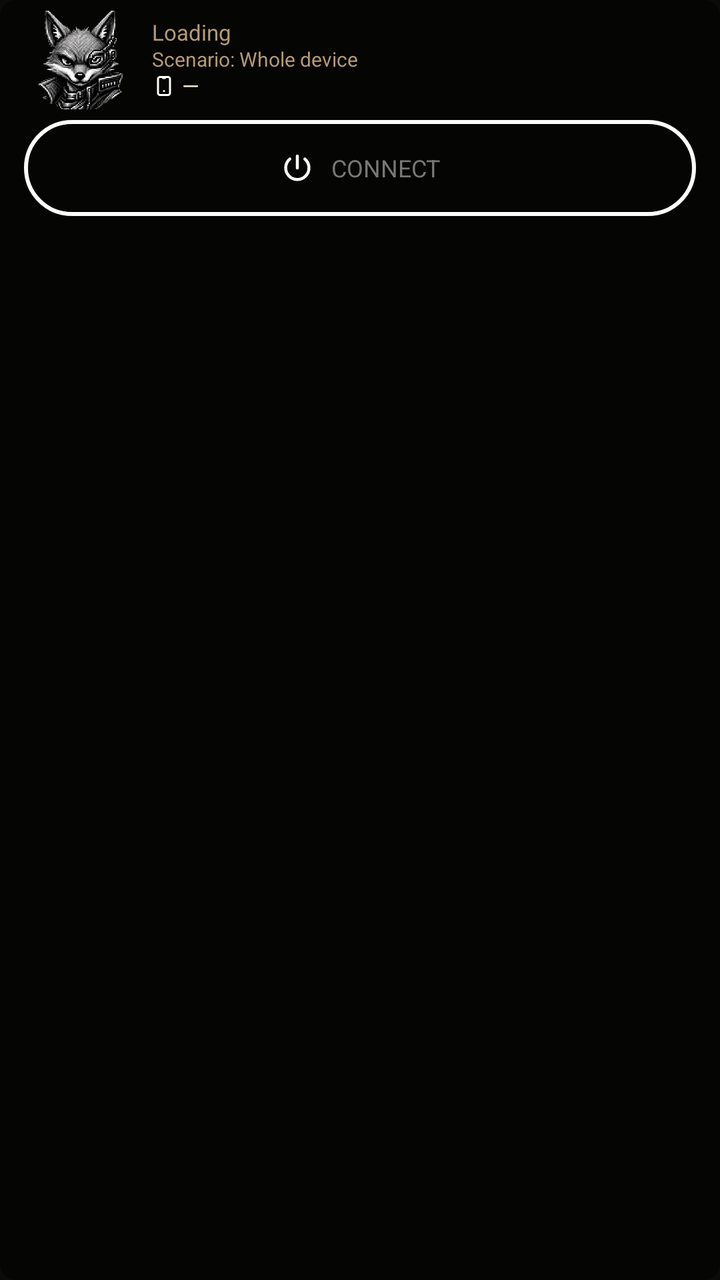
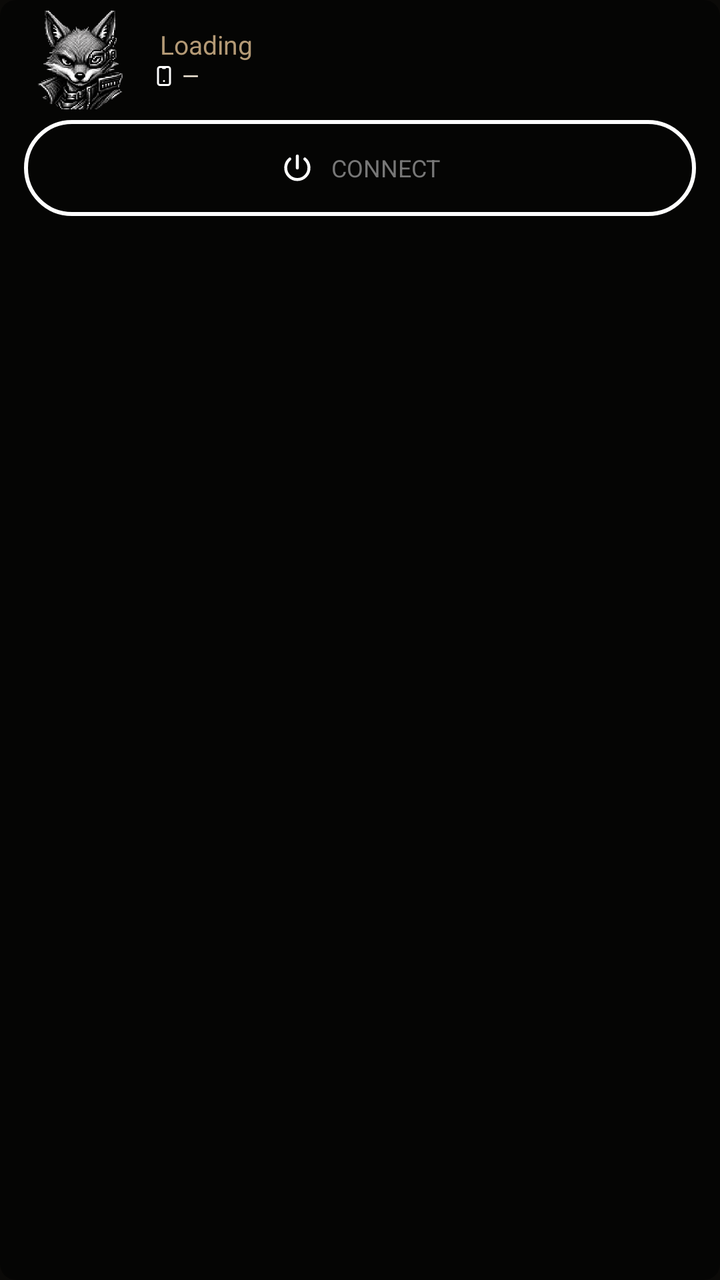

Screens rendered from an Android XML layout before and after an edit, with the pre-edit source and the edit as a unified diff.
<!-- AndroidManifest.xml: application theme Theme.Foxhole.Vpn -->
<!-- res/layout/widget_status_ar.xml -->
<FrameLayout xmlns:android="http://schemas.android.com/apk/res/android"
    android:id="@+id/widget_status_root"
    android:layout_width="match_parent"
    android:layout_height="match_parent">

    <ImageView
        android:id="@+id/widget_status_background"
        android:layout_width="match_parent"
        android:layout_height="match_parent"
        android:importantForAccessibility="no"
        android:scaleType="fitXY"
        android:src="@drawable/widget_status_background_dark" />

    <LinearLayout
        android:id="@+id/widget_status_content"
        android:layout_width="match_parent"
        android:layout_height="wrap_content"
        android:layout_gravity="center_horizontal"
        android:gravity="center_horizontal"
        android:orientation="vertical"
        android:paddingHorizontal="12dp"
        android:paddingVertical="2dp">

        <LinearLayout
            android:id="@+id/widget_status_header"
            android:layout_gravity="center_horizontal"
            android:layout_width="match_parent"
            android:layout_height="wrap_content"
            android:gravity="center_vertical"
            android:orientation="horizontal">
            <FrameLayout
                android:id="@+id/widget_status_logo_touch"
                android:layout_width="56dp"
                android:layout_height="56dp"
                android:contentDescription="@string/widget_open_app"
                android:focusable="true">
                <ImageView
                    android:id="@+id/widget_status_logo"
                    android:layout_width="56dp"
                    android:layout_height="56dp"
                    android:layout_gravity="center"
                    android:importantForAccessibility="no"
                    android:src="@drawable/ic_launcher_openwrt" />
            </FrameLayout>

            <LinearLayout
                android:layout_width="0dp"
                android:layout_weight="1"
                android:layout_height="wrap_content"
                android:layout_marginStart="8dp"
                android:gravity="start|center_vertical"
                android:orientation="vertical">
                <TextView
                    android:id="@+id/widget_status_label"
                    android:layout_width="match_parent"
                    android:layout_height="wrap_content"
                    android:ellipsize="end"
                    android:fontFamily="sans"
                    android:gravity="start|center_vertical"
                    android:maxLines="1"
                    android:includeFontPadding="false"
                    android:text="@string/widget_loading"
                    android:textColor="#B49A76"
                    android:textSize="11sp" />
                <TextView
                    android:id="@+id/widget_status_scenario"
                    android:layout_width="match_parent"
                    android:layout_height="wrap_content"
                    android:layout_marginTop="1dp"
                    android:fontFamily="sans"
                    android:includeFontPadding="false"
                    android:gravity="start|center_vertical"
                    android:text="@string/vpn_scenario_status_whole"
                    android:textColor="#B49A76"
                    android:textSize="10sp" />
                <LinearLayout
                    android:layout_width="match_parent"
                    android:layout_height="wrap_content"
                    android:layout_marginTop="1dp"
                    android:gravity="start|center_vertical"
                    android:orientation="horizontal">
                    <ImageView
                        android:id="@+id/widget_status_device"
                        android:layout_width="12dp"
                        android:layout_height="12dp"
                        android:layout_marginEnd="3dp"
                        android:importantForAccessibility="no"
                        android:src="@drawable/widget_status_device" />
                    <ImageView
                        android:id="@+id/widget_status_flag"
                        android:layout_width="wrap_content"
                        android:layout_height="wrap_content"
                        android:layout_marginEnd="4dp"
                        android:importantForAccessibility="no"
                        android:scaleType="fitCenter"
                        android:visibility="gone" />
                    <TextView
                        android:id="@+id/widget_status_detail"
                        android:layout_width="0dp"
                        android:layout_weight="1"
                        android:layout_height="wrap_content"
                        android:ellipsize="end"
                        android:fontFamily="sans"
                        android:gravity="start|center_vertical"
                        android:maxLines="1"
                        android:includeFontPadding="false"
                        android:text="@string/widget_detail_empty"
                        android:textColor="#F0E6D6"
                        android:textSize="@dimen/widget_detail_text_size" />
                </LinearLayout>
            </LinearLayout>
        </LinearLayout>

        <LinearLayout
            android:id="@+id/widget_status_action_row"
            android:layout_width="match_parent"
            android:layout_height="48dp"
            android:layout_marginTop="2dp"
            android:orientation="horizontal"
            android:gravity="center">
            <FrameLayout
                android:id="@+id/widget_status_power_touch"
                android:layout_width="match_parent"
                android:minWidth="48dp"
                android:layout_height="48dp"
                android:contentDescription="@string/widget_connect"
                android:enabled="false"
                android:focusable="true">
                <ImageView
                    android:id="@+id/widget_status_power_surface"
                    android:visibility="gone"
                    android:layout_width="match_parent"
                    android:layout_height="match_parent"
                    android:importantForAccessibility="no"
                    android:src="@drawable/widget_status_action_surface" />
                <ImageView
                    android:id="@+id/widget_status_power_ring"
                    android:layout_width="match_parent"
                    android:layout_height="match_parent"
                    android:importantForAccessibility="no"
                    android:src="@drawable/widget_status_action_outline" />
                <LinearLayout
                    android:layout_width="match_parent"
                    android:layout_height="match_parent"
                    android:gravity="center"
                    android:orientation="horizontal"
                    android:paddingHorizontal="12dp">
                    <ImageView
                        android:id="@+id/widget_status_power_icon"
                        android:layout_width="18dp"
                        android:layout_height="18dp"
                        android:importantForAccessibility="no"
                        android:src="@drawable/widget_status_power" />
                    <TextView
                        android:id="@+id/widget_status_power_label"
                        android:layout_width="wrap_content"
                        android:layout_height="wrap_content"
                        android:layout_marginStart="8dp"
                        android:ellipsize="end"
                        android:fontFamily="sans"
                        android:importantForAccessibility="no"
                        android:maxLines="1"
                        android:text="@string/widget_connect"
                        android:textColor="#777777"
                        android:textSize="12sp" />
                </LinearLayout>
            </FrameLayout>
        </LinearLayout>
    </LinearLayout>
</FrameLayout>
<!-- resources referenced by this layout -->
<resources>
  <dimen name="widget_detail_text_size">11sp</dimen>
  <!-- drawable ic_launcher_openwrt: png bitmap (drawable-nodpi, 232133 bytes) -->
  <!-- drawable widget_status_action_outline (drawable) -->
  <shape xmlns:android="http://schemas.android.com/apk/res/android" android:shape="rectangle">
      <solid android:color="@android:color/transparent" />
      <corners android:radius="24dp" />
      <stroke android:width="2dp" android:color="@android:color/white" />
  </shape>
  <!-- drawable widget_status_action_surface (drawable) -->
  <shape xmlns:android="http://schemas.android.com/apk/res/android" android:shape="rectangle">
      <solid android:color="@android:color/transparent" />
      <corners android:radius="24dp" />
  </shape>
  <!-- drawable widget_status_background_dark (drawable) -->
  <shape xmlns:android="http://schemas.android.com/apk/res/android" android:shape="rectangle">
      <corners android:radius="8dp" />
      <solid android:color="#80000000" />
  </shape>
  <!-- drawable widget_status_device (drawable) -->
  <?xml version="1.0" encoding="utf-8"?>
  <vector xmlns:android="http://schemas.android.com/apk/res/android"
      android:width="24dp"
      android:height="24dp"
      android:viewportWidth="24"
      android:viewportHeight="24">
      <path
          android:pathData="M6 5a2 2 0 0 1 2 -2h8a2 2 0 0 1 2 2v14a2 2 0 0 1 -2 2h-8a2 2 0 0 1 -2 -2v-14"
          android:strokeColor="#FFFFFFFF"
          android:strokeWidth="2"
          android:strokeLineCap="round"
          android:strokeLineJoin="round"
          android:fillColor="#00000000" />
      <path
          android:pathData="M11 4h2"
          android:strokeColor="#FFFFFFFF"
          android:strokeWidth="2"
          android:strokeLineCap="round"
          android:strokeLineJoin="round"
          android:fillColor="#00000000" />
      <path
          android:pathData="M12 17v.01"
          android:strokeColor="#FFFFFFFF"
          android:strokeWidth="2"
          android:strokeLineCap="round"
          android:strokeLineJoin="round"
          android:fillColor="#00000000" />
  </vector>
  <!-- drawable widget_status_power (drawable) -->
  <?xml version="1.0" encoding="utf-8"?>
  <vector xmlns:android="http://schemas.android.com/apk/res/android"
      android:width="24dp"
      android:height="24dp"
      android:viewportWidth="24"
      android:viewportHeight="24">
      <path
          android:pathData="M7 6a7.75 7.75 0 1 0 10 0"
          android:strokeColor="#FFFFFFFF"
          android:strokeWidth="2"
          android:strokeLineCap="round"
          android:strokeLineJoin="round"
          android:fillColor="#00000000" />
      <path
          android:pathData="M12 4l0 8"
          android:strokeColor="#FFFFFFFF"
          android:strokeWidth="2"
          android:strokeLineCap="round"
          android:strokeLineJoin="round"
          android:fillColor="#00000000" />
  </vector>
  <string name="vpn_scenario_status_whole">Scenario: Whole device</string>
  <string name="widget_connect">CONNECT</string>
  <string name="widget_detail_empty">—</string>
  <string name="widget_loading">Loading</string>
  <string name="widget_open_app">Open FoxHole VPN</string>
  <style name="Theme.Foxhole.Vpn" parent="Theme.AppCompat.DayNight.NoActionBar">
          <item name="android:windowLightStatusBar">false</item>
          <item name="android:statusBarColor">@android:color/transparent</item>
          <item name="android:navigationBarColor">@android:color/transparent</item>
          <item name="android:windowActionModeOverlay">true</item>
          <item name="android:windowBackground">#0B0A08</item>
          <item name="android:windowSplashScreenAnimatedIcon" tools:targetApi="s">@drawable/ic_splash_logo</item>
      </style>
  <!-- drawable ic_splash_logo (drawable) -->
  <?xml version="1.0" encoding="utf-8"?>
  <inset xmlns:android="http://schemas.android.com/apk/res/android"
      android:inset="78dp">
      <bitmap android:src="@drawable/ic_launcher_openwrt" android:gravity="fill" android:filter="true" />
  </inset>
</resources>

<!-- the commit's change to res/layout/widget_status_ar.xml (unified diff, before → after) -->
@@ -50,29 +50,31 @@
                 android:layout_marginStart="8dp"
                 android:gravity="start|center_vertical"
                 android:orientation="vertical">
-                <TextView
-                    android:id="@+id/widget_status_label"
+                <LinearLayout
                     android:layout_width="match_parent"
                     android:layout_height="wrap_content"
-                    android:ellipsize="end"
-                    android:fontFamily="sans"
                     android:gravity="start|center_vertical"
-                    android:maxLines="1"
-                    android:includeFontPadding="false"
-                    android:text="@string/widget_loading"
-                    android:textColor="#B49A76"
-                    android:textSize="11sp" />
-                <TextView
-                    android:id="@+id/widget_status_scenario"
-                    android:layout_width="match_parent"
-                    android:layout_height="wrap_content"
-                    android:layout_marginTop="1dp"
-                    android:fontFamily="sans"
-                    android:includeFontPadding="false"
-                    android:gravity="start|center_vertical"
-                    android:text="@string/vpn_scenario_status_whole"
-                    android:textColor="#B49A76"
-                    android:textSize="10sp" />
+                    android:orientation="horizontal">
+                    <ImageView
+                        android:id="@+id/widget_status_scenario_icon"
+                        android:layout_width="wrap_content"
+                        android:layout_height="wrap_content"
+                        android:layout_marginEnd="4dp"
+                        android:importantForAccessibility="no" />
+                    <TextView
+                        android:id="@+id/widget_status_label"
+                        android:layout_width="0dp"
+                        android:layout_weight="1"
+                        android:layout_height="wrap_content"
+                        android:ellipsize="end"
+                        android:fontFamily="sans"
+                        android:gravity="start|center_vertical"
+                        android:maxLines="1"
+                        android:includeFontPadding="false"
+                        android:text="@string/widget_loading"
+                        android:textColor="#B49A76"
+                        android:textSize="13sp" />
+                </LinearLayout>
                 <LinearLayout
                     android:layout_width="match_parent"
                     android:layout_height="wrap_content"
@@ -106,7 +108,7 @@
                         android:includeFontPadding="false"
                         android:text="@string/widget_detail_empty"
                         android:textColor="#F0E6D6"
-                        android:textSize="@dimen/widget_detail_text_size" />
+                        android:textSize="11sp" />
                 </LinearLayout>
             </LinearLayout>
         </LinearLayout>
<!-- resource entries referenced after the edit -->
@@ -1,6 +1,5 @@
 <!-- resources referenced by this layout -->
 <resources>
-  <dimen name="widget_detail_text_size">11sp</dimen>
   <!-- drawable ic_launcher_openwrt: png bitmap (drawable-nodpi, 232133 bytes) -->
   <!-- drawable widget_status_action_outline (drawable) -->
   <shape xmlns:android="http://schemas.android.com/apk/res/android" android:shape="rectangle">
@@ -69,7 +68,6 @@
           android:strokeLineJoin="round"
           android:fillColor="#00000000" />
   </vector>
-  <string name="vpn_scenario_status_whole">Scenario: Whole device</string>
   <string name="widget_connect">CONNECT</string>
   <string name="widget_detail_empty">—</string>
   <string name="widget_loading">Loading</string>
